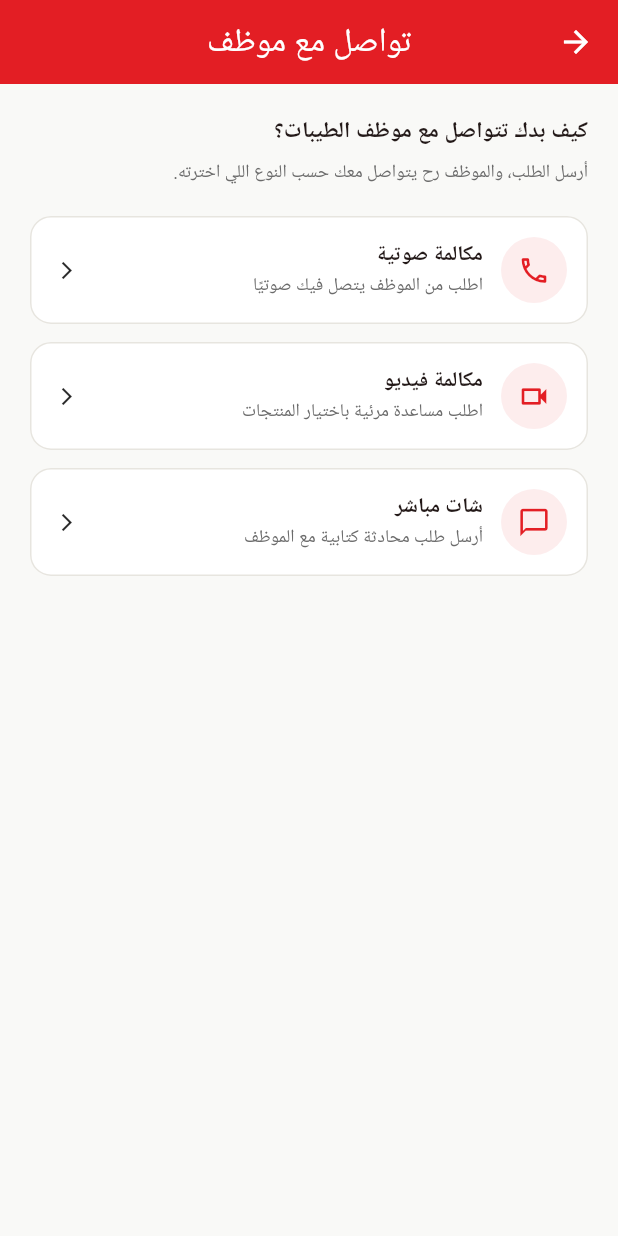
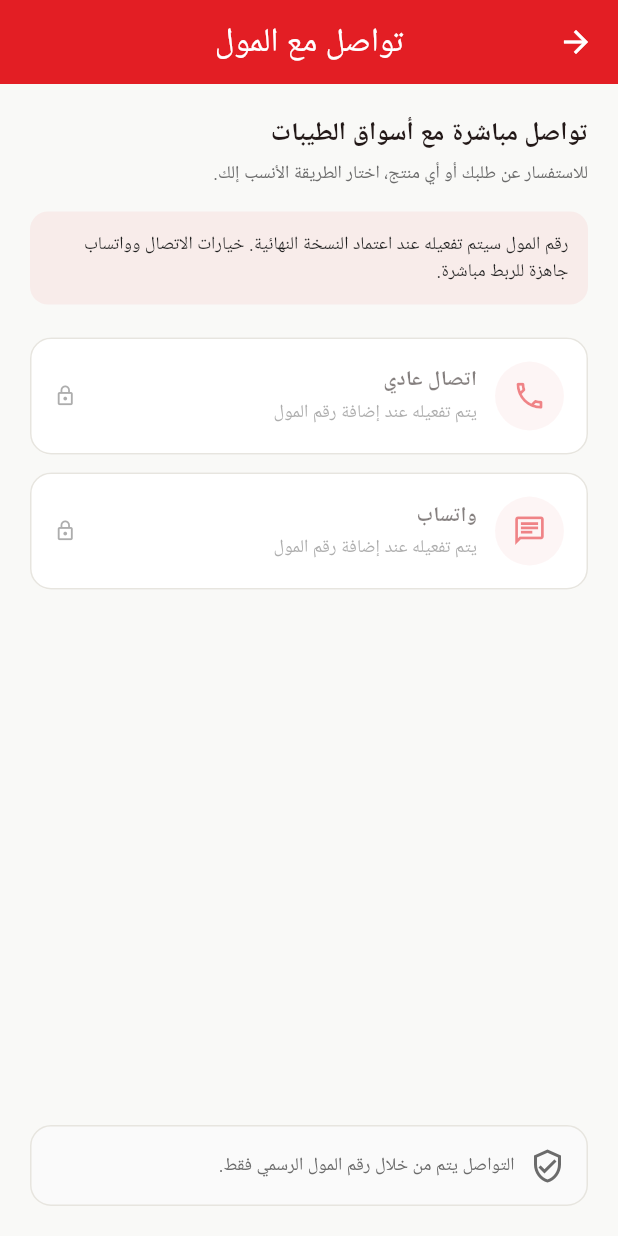
Before and after one commit to Huthayfa-Alomari/altayebat_app, a Flutter app: the CallScreen screen opened directly, on a phone screen of 412 x 824 dp. Run offline on Flutter 3.47's test engine with Material 3 defaults, Android fonts, the phone set to English and light mode, and no system bars; our stand-ins replace supabase_flutter; accounts and stored records are empty.

Commit message:
feat: use real phone and WhatsApp customer support

```diff
--- a/altayebat_app/lib/screens/call_screen.dart
+++ b/altayebat_app/lib/screens/call_screen.dart
@@ -1,4 +1,5 @@
 import 'package:flutter/material.dart';
+import 'package:url_launcher/url_launcher.dart';
 import '../services/supabase_service.dart';
 import '../theme/app_theme.dart';
 
@@ -12,109 +13,187 @@ class CallScreen extends StatefulWidget {
 }
 
 class _CallScreenState extends State<CallScreen> {
-  bool _loading = false;
-  String? _requestedType;
+  bool _loading = true;
+  String? _phone;
+  String _storeName = 'أسواق الطيبات';
   String? _error;
 
-  Future<void> _requestCall(String type) async {
+  @override
+  void initState() {
+    super.initState();
+    _loadContact();
+  }
+
+  Future<void> _loadContact() async {
+    try {
+      final config = await SupabaseService.getStoreContactConfig();
+      if (!mounted) return;
       setState(() {
-      _loading = true;
-      _error = null;
+        _storeName = (config['name'] as String?)?.trim().isNotEmpty == true
+            ? config['name'] as String
+            : 'أسواق الطيبات';
+        _phone = (config['phone'] as String?)?.trim();
+        _loading = false;
       });
-
-    try {
-      await SupabaseService.requestCall(
-        type: type,
-        orderId: widget.orderId,
-      );
-      if (!mounted) return;
-      setState(() => _requestedType = type);
     } catch (_) {
       if (!mounted) return;
       setState(() {
-        _error = 'تعذر إرسال طلب التواصل. تأكد من الإنترنت وجرب مرة ثانية.';
+        _loading = false;
+        _error = 'تعذر تحميل بيانات التواصل. حاول مرة ثانية.';
       });
-    } finally {
-      if (mounted) setState(() => _loading = false);
     }
+  }
+
+  String? _jordanWhatsAppNumber(String? phone) {
+    if (phone == null || phone.trim().isEmpty) return null;
+    var digits = phone.replaceAll(RegExp(r'\D'), '');
+    if (digits.startsWith('00962')) digits = digits.substring(2);
+    if (digits.startsWith('962')) return digits;
+    if (digits.startsWith('0')) digits = digits.substring(1);
+    return digits.isEmpty ? null : '962$digits';
+  }
+
+  Future<void> _launchPhone() async {
+    final phone = _phone;
+    if (phone == null || phone.isEmpty) return;
+    final uri = Uri(scheme: 'tel', path: phone);
+    if (!await launchUrl(uri, mode: LaunchMode.externalApplication)) {
+      _showLaunchError('تعذر فتح تطبيق الاتصال');
+    }
+  }
+
+  Future<void> _launchWhatsApp() async {
+    final whatsapp = _jordanWhatsAppNumber(_phone);
+    if (whatsapp == null) return;
+    final orderText = widget.orderId == null || widget.orderId!.isEmpty
+        ? ''
+        : ' بخصوص طلبي #${_shortOrderId(widget.orderId!)}';
+    final message = 'مرحبًا، بدي أتواصل مع $_storeName$orderText';
+    final uri = Uri.parse(
+      'https://wa.me/$whatsapp?text=${Uri.encodeComponent(message)}',
+    );
+    if (!await launchUrl(uri, mode: LaunchMode.externalApplication)) {
+      _showLaunchError('تعذر فتح واتساب');
+    }
+  }
+
+  void _showLaunchError(String message) {
+    if (!mounted) return;
+    ScaffoldMessenger.of(context).showSnackBar(SnackBar(content: Text(message)));
+  }
+
+  String _shortOrderId(String id) {
+    if (id.length <= 8) return id.toUpperCase();
+    return id.substring(0, 8).toUpperCase();
   }
 
   @override
   Widget build(BuildContext context) {
+    final hasPhone = _phone != null && _phone!.isNotEmpty;
+
     return Scaffold(
-      appBar: AppBar(title: const Text('تواصل مع موظف')),
+      appBar: AppBar(title: const Text('تواصل مع المول')),
       body: SafeArea(
         child: Padding(
           padding: const EdgeInsets.all(20),
-          child: _requestedType != null
-              ? _waitingState()
+          child: _loading
+              ? const Center(
+                  child: CircularProgressIndicator(color: AppColors.primary),
+                )
               : Column(
                   crossAxisAlignment: CrossAxisAlignment.stretch,
                   children: [
-                    const Text(
-                      'كيف بدك تتواصل مع موظف الطيبات؟',
-                      style: TextStyle(
-                        fontSize: 15,
-                        fontWeight: FontWeight.w600,
+                    Text(
+                      'تواصل مباشرة مع $_storeName',
+                      style: const TextStyle(
+                        fontSize: 17,
+                        fontWeight: FontWeight.w700,
                       ),
                     ),
-                    const SizedBox(height: 8),
+                    const SizedBox(height: 6),
                     const Text(
-                      'أرسل الطلب، والموظف رح يتواصل معك حسب النوع اللي اخترته.',
+                      'للاستفسار عن طلبك أو أي منتج، اختار الطريقة الأنسب إلك.',
                       style: TextStyle(
                         fontSize: 12,
                         color: AppColors.textSecondary,
                       ),
                     ),
                     if (_error != null) ...[
-                      const SizedBox(height: 14),
+                      const SizedBox(height: 16),
+                      _notice(_error!, Colors.red.shade50, Colors.red.shade800),
+                    ],
+                    if (!hasPhone) ...[
+                      const SizedBox(height: 16),
+                      _notice(
+                        'رقم المول سيتم تفعيله عند اعتماد النسخة النهائية. خيارات الاتصال وواتساب جاهزة للربط مباشرة.',
+                        AppColors.primary.withValues(alpha: 0.06),
+                        AppColors.textPrimary,
+                      ),
+                    ],
+                    const SizedBox(height: 22),
+                    _optionCard(
+                      icon: Icons.call_outlined,
+                      title: 'اتصال عادي',
+                      subtitle: hasPhone
+                          ? 'اتصل بالمول مباشرة'
+                          : 'يتم تفعيله عند إضافة رقم المول',
+                      enabled: hasPhone,
+                      onTap: _launchPhone,
+                    ),
+                    const SizedBox(height: 12),
+                    _optionCard(
+                      icon: Icons.chat_outlined,
+                      title: 'واتساب',
+                      subtitle: hasPhone
+                          ? 'افتح محادثة واتساب مع المول'
+                          : 'يتم تفعيله عند إضافة رقم المول',
+                      enabled: hasPhone,
+                      onTap: _launchWhatsApp,
+                    ),
+                    const Spacer(),
                     Container(
-                        padding: const EdgeInsets.all(12),
+                      padding: const EdgeInsets.all(14),
                       decoration: BoxDecoration(
-                          color: Colors.red.shade50,
-                          borderRadius: BorderRadius.circular(12),
+                        color: Colors.grey.shade50,
+                        borderRadius: BorderRadius.circular(14),
+                        border: Border.all(color: AppColors.border),
                       ),
+                      child: const Row(
+                        children: [
+                          Icon(
+                            Icons.verified_user_outlined,
+                            color: AppColors.textSecondary,
+                          ),
+                          SizedBox(width: 10),
+                          Expanded(
                             child: Text(
-                          _error!,
+                              'التواصل يتم من خلال رقم المول الرسمي فقط.',
                               style: TextStyle(
-                            color: Colors.red.shade800,
                                 fontSize: 12,
+                                color: AppColors.textSecondary,
                               ),
                             ),
                           ),
                         ],
-                    const SizedBox(height: 20),
-                    _optionCard(
-                      icon: Icons.call_outlined,
-                      title: 'مكالمة صوتية',
-                      subtitle: 'اطلب من الموظف يتصل فيك صوتيًا',
-                      onTap: () => _requestCall('voice'),
-                    ),
-                    const SizedBox(height: 12),
-                    _optionCard(
-                      icon: Icons.videocam_outlined,
-                      title: 'مكالمة فيديو',
-                      subtitle: 'اطلب مساعدة مرئية باختيار المنتجات',
-                      onTap: () => _requestCall('video'),
-                    ),
-                    const SizedBox(height: 12),
-                    _optionCard(
-                      icon: Icons.chat_bubble_outline,
-                      title: 'شات مباشر',
-                      subtitle: 'أرسل طلب محادثة كتابية مع الموظف',
-                      onTap: () => _requestCall('chat'),
-                    ),
-                    if (_loading) ...[
-                      const SizedBox(height: 20),
-                      const Center(
-                        child: CircularProgressIndicator(
-                          color: AppColors.primary,
                       ),
                     ),
                   ],
-                  ],
                 ),
         ),
+      ),
+    );
+  }
+
+  Widget _notice(String text, Color background, Color foreground) {
+    return Container(
+      padding: const EdgeInsets.all(13),
+      decoration: BoxDecoration(
+        color: background,
+        borderRadius: BorderRadius.circular(12),
+      ),
+      child: Text(
+        text,
+        style: TextStyle(fontSize: 12, color: foreground),
       ),
     );
   }
@@ -123,24 +202,27 @@ class _CallScreenState extends State<CallScreen> {
     required IconData icon,
     required String title,
     required String subtitle,
+    required bool enabled,
     required VoidCallback onTap,
   }) {
     return Card(
       child: InkWell(
-        onTap: _loading ? null : onTap,
+        onTap: enabled ? onTap : null,
         borderRadius: BorderRadius.circular(14),
+        child: Opacity(
+          opacity: enabled ? 1 : 0.55,
           child: Padding(
-          padding: const EdgeInsets.all(14),
+            padding: const EdgeInsets.all(16),
             child: Row(
               children: [
                 Container(
-                width: 44,
-                height: 44,
+                  width: 46,
+                  height: 46,
                   decoration: BoxDecoration(
                     color: AppColors.primary.withValues(alpha: 0.08),
                     shape: BoxShape.circle,
                   ),
-                child: Icon(icon, color: AppColors.primary, size: 22),
+                  child: Icon(icon, color: AppColors.primary, size: 23),
                 ),
                 const SizedBox(width: 12),
                 Expanded(
@@ -151,9 +233,10 @@ class _CallScreenState extends State<CallScreen> {
                         title,
                         style: const TextStyle(
                           fontSize: 14,
-                        fontWeight: FontWeight.w600,
+                          fontWeight: FontWeight.w700,
                         ),
                       ),
+                      const SizedBox(height: 2),
                       Text(
                         subtitle,
                         style: const TextStyle(
@@ -164,50 +247,16 @@ class _CallScreenState extends State<CallScreen> {
                     ],
                   ),
                 ),
-              const Icon(Icons.arrow_back_ios, size: 14),
+                Icon(
+                  enabled ? Icons.arrow_back_ios_new : Icons.lock_outline,
+                  size: 15,
+                  color: AppColors.textSecondary,
+                ),
               ],
+            ),
           ),
         ),
       ),
     );
   }
-
-  Widget _waitingState() {
-    const typeLabels = {
-      'voice': 'المكالمة الصوتية',
-      'video': 'مكالمة الفيديو',
-      'chat': 'الشات',
-    };
-
-    return Column(
-      mainAxisAlignment: MainAxisAlignment.center,
-      children: [
-        Container(
-          width: 72,
-          height: 72,
-          decoration: BoxDecoration(
-            color: AppColors.primary.withValues(alpha: 0.08),
-            shape: BoxShape.circle,
-          ),
-          child: const Icon(
-            Icons.support_agent,
-            color: AppColors.primary,
-            size: 34,
-          ),
-        ),
-        const SizedBox(height: 20),
-        Text(
-          'طلب ${typeLabels[_requestedType] ?? 'التواصل'} وصل للموظف',
-          textAlign: TextAlign.center,
-          style: const TextStyle(fontSize: 15, fontWeight: FontWeight.w600),
-        ),
-        const SizedBox(height: 8),
-        const Text(
-          'رح يتم التواصل معك بمجرد ما يكون الموظف متاح.',
-          textAlign: TextAlign.center,
-          style: TextStyle(fontSize: 13, color: AppColors.textSecondary),
-        ),
-      ],
-    );
 }
-}
```
Lines whose indentation alone changed are shown as unchanged.
